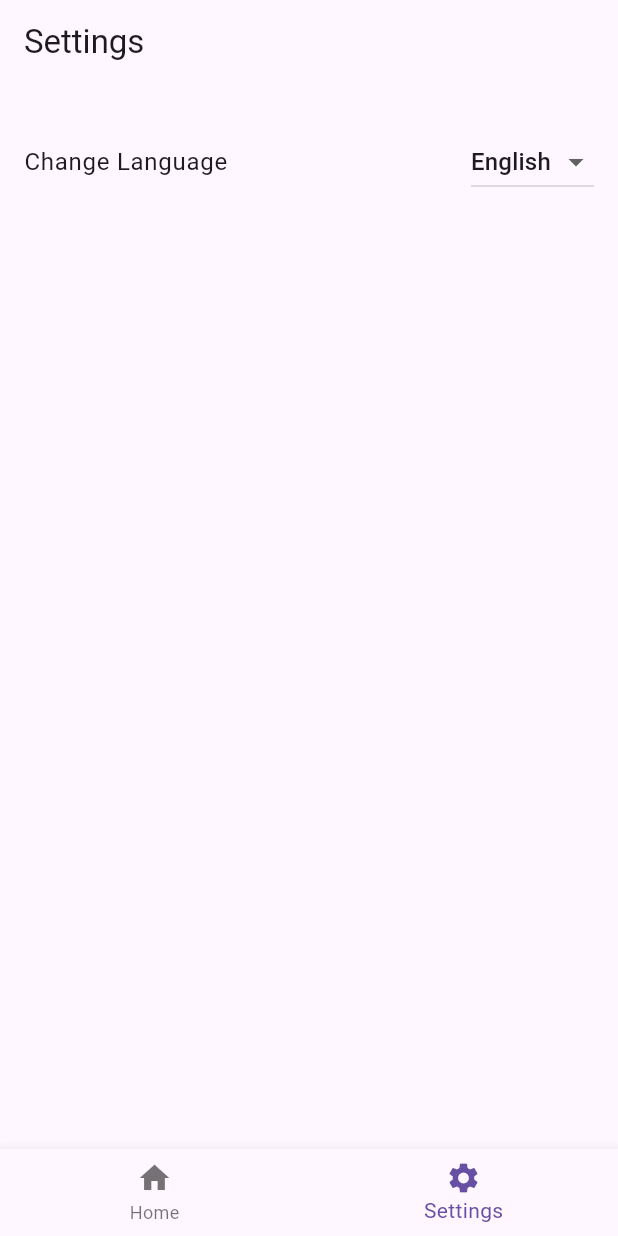
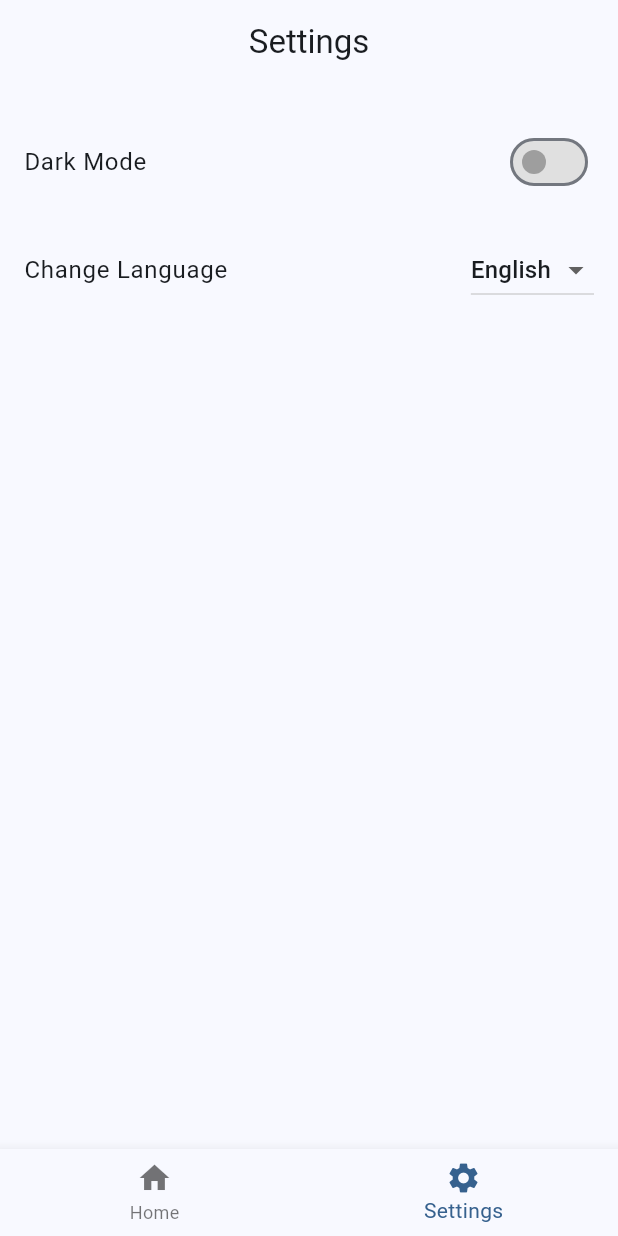
Before and after one commit to newbie375/remind-me, a Flutter app: the screen it shows after launch, item 2 of the bottom bar chosen, on a phone screen of 412 x 824 dp. Run offline on Flutter 3.47's test engine with Material 3 defaults, Android fonts, the phone set to English and light mode, and no system bars; our stand-ins replace flutter_riverpod, go_router.

Commit message:
add dark theme toggle

```diff
--- a/lib/config/router/app_router.dart
+++ b/lib/config/router/app_router.dart
@@ -1,7 +1,7 @@
 import 'package:go_router/go_router.dart';
 
-import 'package:reminder_me/presentation/pages/home_page.dart';
-import 'package:reminder_me/presentation/pages/settings_page.dart';
+import 'package:reminder_me/presentation/screens/home_screen.dart';
+import 'package:reminder_me/presentation/screens/settings_screen.dart';
 
 final GoRouter router = GoRouter(
     initialLocation: '/',
--- a/lib/main.dart
+++ b/lib/main.dart
@@ -1,18 +1,27 @@
 import 'package:flutter/material.dart';
+import 'package:flutter_riverpod/flutter_riverpod.dart';
 import 'config/router/app_router.dart';
+import 'presentation/providers/theme_provider.dart';
 
 void main() {
-  runApp(const MainApp());
+  runApp(
+    ProviderScope(
+      child: MainApp(),
+    ),
+  );
 }
 
-class MainApp extends StatelessWidget {
+class MainApp extends ConsumerWidget {
   const MainApp({super.key});
 
   @override
-  Widget build(BuildContext context) {
+  Widget build(BuildContext context, WidgetRef ref) {
+    final appTheme = ref.watch(themeNotifierProvider);
+
     return MaterialApp.router(
       routerConfig: router,
       debugShowCheckedModeBanner: false,
+      theme: appTheme.getTheme(),
     );
   }
 }
--- a/lib/presentation/pages/settings_page.dart
+++ b/lib/presentation/screens/settings_screen.dart
@@ -1,19 +1,38 @@
 import 'package:flutter/material.dart';
-import 'package:reminder_me/presentation/widgets/shared/custom_buttom_navigation.dart';
+import 'package:flutter_riverpod/flutter_riverpod.dart';
+import 'package:reminder_me/presentation/widgets/shared/custom_bottom_navigation.dart';
+import 'package:reminder_me/presentation/providers/theme_provider.dart';
 
-class SettingsPage extends StatelessWidget {
+class SettingsPage extends ConsumerWidget {
   const SettingsPage({super.key});
 
   @override
-  Widget build(BuildContext context) {
+  Widget build(BuildContext context, WidgetRef ref) {
+    final isDarkmode = ref.watch(themeNotifierProvider).isDarkmode;
+
     return Scaffold(
       appBar: AppBar(
         title: const Text('Settings'),
+        centerTitle: true,
       ),
       body: Center(
         child: ListView(
           padding: const EdgeInsets.all(16.0),
           children: [
+            // Dark mode toggle setting using ListTile with Switch
+            ListTile(
+              contentPadding: const EdgeInsets.symmetric(vertical: 8.0),
+              title: const Text('Dark Mode'),
+              trailing: Switch(
+                value: isDarkmode,
+                onChanged: (bool value) {
+                  ref.read(themeNotifierProvider.notifier).toggleDarkmode();
+                },
+                activeColor: Colors.blue, // Customize the active color
+                inactiveThumbColor: Colors.grey, // Customize the inactive thumb color
+                inactiveTrackColor: Colors.grey.shade300, // Customize the inactive track color
+              ),
+            ),
             // Language change setting using ListTile
             ListTile(
               contentPadding: const EdgeInsets.symmetric(vertical: 8.0), // Adjust the padding
--- a/pubspec.yaml
+++ b/pubspec.yaml
@@ -9,12 +9,14 @@ environment:
 dependencies:
   flutter:
     sdk: flutter
+  flutter_riverpod: ^2.6.1
   go_router: ^14.6.3
+  riverpod: ^2.6.1
 
 dev_dependencies:
+  flutter_lints: ^5.0.0
   flutter_test:
     sdk: flutter
-  flutter_lints: ^5.0.0
 
 flutter:
   uses-material-design: true
```
Also changed, not shown: lib/config/theme/app_theme.dart (added, +42 -0 lines), lib/presentation/providers/theme_provider.dart (added, +31 -0 lines), lib/presentation/screens/home_screen.dart (renamed from lib/presentation/pages/home_page.dart, +4 -4 lines), lib/presentation/widgets/shared/custom_bottom_navigation.dart (renamed from lib/presentation/widgets/shared/custom_buttom_navigation.dart), pubspec.lock.
